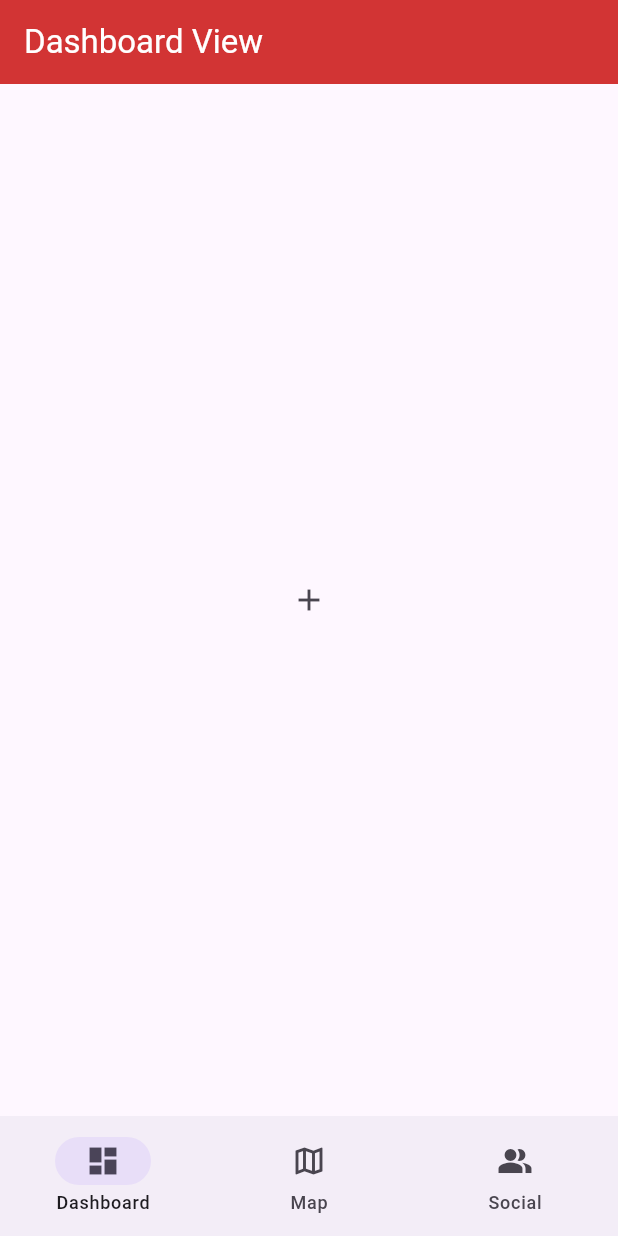
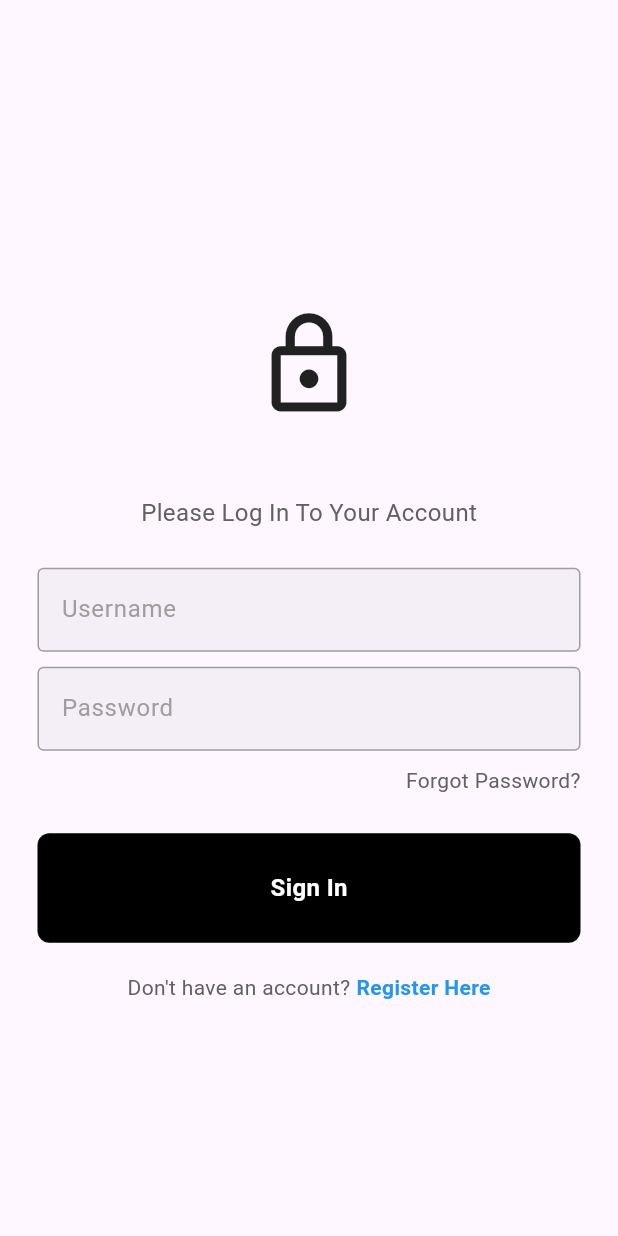
Before and after one commit to Overcastly/mobile, a Flutter app: the screen it shows after launch, on a phone screen of 412 x 824 dp. Run offline on Flutter 3.47's test engine with Material 3 defaults, Android fonts, the phone set to English and light mode, and no system bars; missing offline and left inert: mongo_dart.

Commit message:
login page
purely frontend, need to hook it up with the mango

```diff
--- a/lib/main.dart
+++ b/lib/main.dart
@@ -1,10 +1,11 @@
 import 'package:flutter/material.dart';
 import 'package:mobile/mainwrapper.dart';
+import 'package:mobile/views/login/login_view.dart';
 import 'mongodb.dart';
 
 Future<void> main() async {
-  WidgetsFlutterBinding.ensureInitialized();
-  await MongoDatabase.connect();
+  //WidgetsFlutterBinding.ensureInitialized();
+  //await MongoDatabase.connect();
   runApp(const MyApp());
 }
 
@@ -13,9 +14,9 @@ class MyApp extends StatelessWidget {
 
   @override
   Widget build(BuildContext context) {
-    return const MaterialApp(
+    return MaterialApp(
       debugShowCheckedModeBanner: false,
-      home: MainWrapper(),
+      home: LoginView(),
     );
   }
 }
--- a/lib/mainwrapper.dart
+++ b/lib/mainwrapper.dart
@@ -17,9 +17,6 @@ class _MainWrapperState extends State<MainWrapper> {
   @override
   Widget build(BuildContext context) {
     return Scaffold(
-
-
-
       ///BOTTOM NAVIGATION BAR
       bottomNavigationBar: NavigationBar(
         selectedIndex: selectedIndex,
--- a/lib/mongodb.dart
+++ b/lib/mongodb.dart
@@ -1,4 +1,3 @@
-import 'dart:developer';
 import 'package:mongo_dart/mongo_dart.dart';
 import '../mongoconsts.dart';
 
--- /dev/null
+++ b/lib/views/login/login_button.dart
@@ -0,0 +1,33 @@
+import 'package:flutter/material.dart';
+
+class LoginButton extends StatelessWidget {
+
+  final Function()? onTap;
+
+  const LoginButton({super.key, required this.onTap,});
+
+  @override
+  Widget build(BuildContext context) {
+    return GestureDetector(
+      onTap: onTap,
+      child: Container(
+        padding: const EdgeInsets.all(25),
+        margin: const EdgeInsets.symmetric(horizontal: 25),
+        decoration: BoxDecoration(
+          color: Colors.black,
+          borderRadius: BorderRadius.circular(8),
+        ),
+        child: const Center(
+          child: Text(
+            'Sign In',
+            style: TextStyle(
+              color: Colors.white,
+              fontWeight: FontWeight.bold,
+              fontSize: 16,
+            ),
+          ),
+        ),
+      ),
+    );
+  }
+}
--- /dev/null
+++ b/lib/views/login/login_textfield.dart
@@ -0,0 +1,37 @@
+import 'package:flutter/material.dart';
+
+class LoginTextField extends StatelessWidget {
+  final controller;
+  final String hintText;
+  final bool obscureText;
+
+  const LoginTextField({
+    super.key,
+    required this.controller,
+    required this.hintText,
+    required this.obscureText,
+  });
+
+  @override
+  Widget build(BuildContext context) {
+    return Padding(
+      padding: const EdgeInsets.symmetric(horizontal: 25.0),
+      child: TextField(
+        controller: controller,
+        obscureText: obscureText,
+        decoration: InputDecoration(
+          enabledBorder: const OutlineInputBorder(
+            borderSide: BorderSide(color: Colors.grey),
+          ),
+          focusedBorder: const OutlineInputBorder(
+            borderSide: BorderSide(color: Colors.black),
+          ),
+          fillColor: const Color.fromARGB(10, 10, 20, 20),
+          filled: true,
+          hintText: hintText,
+          hintStyle: TextStyle(color: Colors.grey[500]),
+        ),
+      ),
+    );
+  }
+}
--- /dev/null
+++ b/lib/views/login/login_view.dart
@@ -0,0 +1,106 @@
+import 'package:flutter/material.dart';
+import 'package:mobile/views/login/login_button.dart';
+import 'package:mobile/views/login/login_textfield.dart';
+
+class LoginView extends StatelessWidget {
+  LoginView({super.key});
+
+  //controllers for editing text
+  final usernameController = TextEditingController();
+  final passwordController = TextEditingController();
+
+  //sign user in method
+  void signUserIn() {
+
+  }
+
+  @override
+  Widget build(BuildContext context) {
+    return Scaffold(
+      body: SafeArea(
+          child: Center(
+            child: Column(
+              mainAxisAlignment: MainAxisAlignment.center,
+              children: [
+                const SizedBox(height: 50),
+                const Icon(
+                  Icons.lock_outlined,
+                  size: 75,
+                ),
+                const SizedBox(height: 50),
+
+                Text(
+                  'Please Log In To Your Account',
+                  style: TextStyle(
+                    fontSize: 16,
+                    color: Colors.grey[700],
+                  ),
+                ),
+
+                const SizedBox(height: 25),
+
+                //username box
+                LoginTextField(
+                  controller: usernameController,
+                  hintText: 'Username',
+                  obscureText: false,
+                ),
+
+                const SizedBox(height: 10),
+
+                //password box
+                LoginTextField(
+                  controller: passwordController,
+                  hintText: 'Password',
+                  obscureText: true,
+                ),
+
+                const SizedBox(height: 10),
+
+                //forgot password text
+                Padding(
+                  padding: const EdgeInsets.symmetric(horizontal: 25.0),
+                  child: Row(
+                    mainAxisAlignment: MainAxisAlignment.end,
+                    children: [
+                      Text(
+                        'Forgot Password?',
+                        style: TextStyle(color: Colors.grey[700]),
+                      ),
+                    ],
+                  ),
+                ),
+
+                const SizedBox(height: 25),
+
+                //sign in button
+                LoginButton(
+                  onTap: signUserIn,
+                ),
+
+                const SizedBox(height: 20),
+
+                //register button
+                Row(
+                  mainAxisAlignment: MainAxisAlignment.center,
+                  children: [
+                    Text(
+                        'Don\'t have an account?',
+                        style: TextStyle(color: Colors.grey[700])),
+                    const SizedBox(width: 4),
+                    const Text(
+                        'Register Here',
+                        style: TextStyle(
+                          color: Colors.blue,
+                          fontWeight: FontWeight.bold,
+                        ),
+                    ),
+                  ],
+                ),
+              ],
+            ),
+          ),
+      ),
+    );
+  }
+}
```
